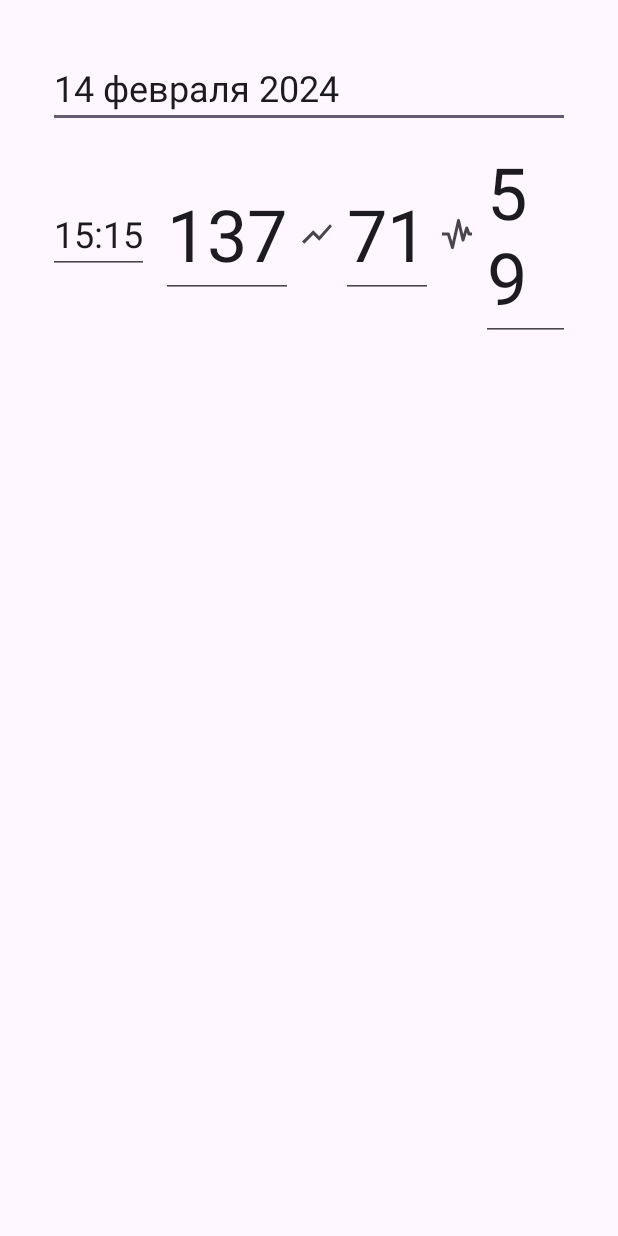
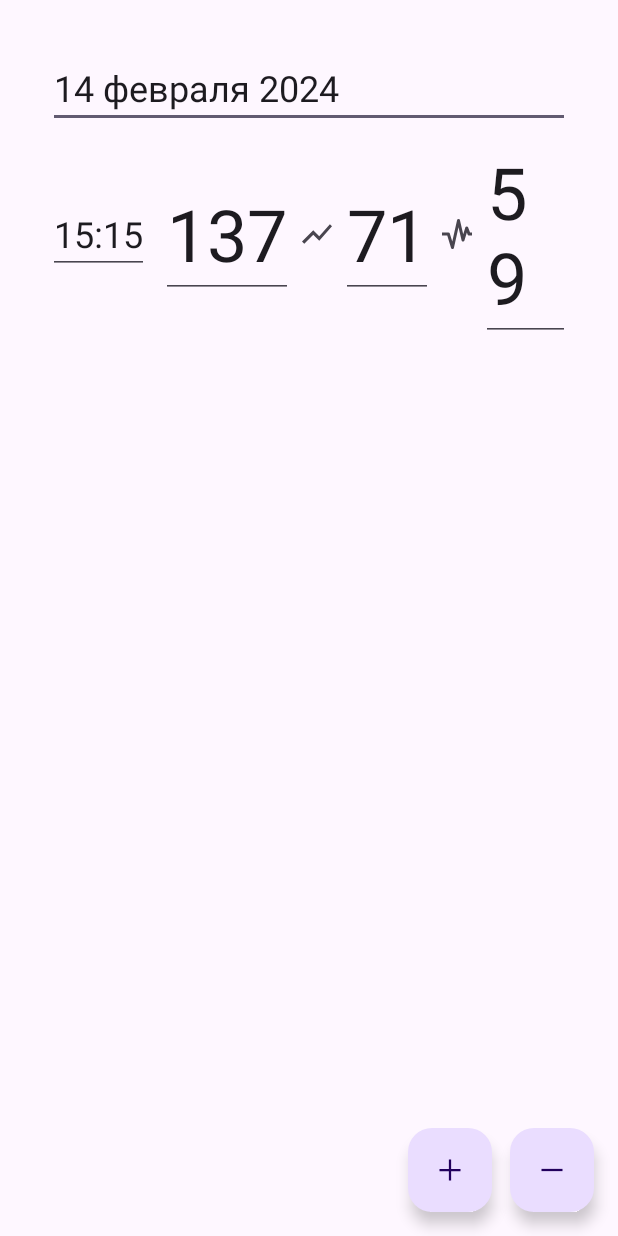
Before and after one commit to anatoliykichuk/cardio-log, an Android app: the layout fragment_cardio_log.xml on its own in the app's theme, with its tools: preview values and no code run, on a phone screen of 412 x 824 dp. Run offline under Robolectric (Android 15) with nearby library versions, the phone set to English and light mode, and no system bars.

Commit message:
Меню перенесено во фрагмент

```diff
--- a/app/src/main/java/com/anatoliykichuk/cardiolog/domain/CardioLog.kt
+++ b/app/src/main/java/com/anatoliykichuk/cardiolog/domain/CardioLog.kt
@@ -1,12 +1,14 @@
 package com.anatoliykichuk.cardiolog.domain
 
-import java.util.Date
+import java.time.LocalDate
+import java.util.UUID
 
 data class CardioLog(
-    val date: Date,
     val diastolicPressure: Int,
     val systolicPressure: Int,
     val pulse: Int,
+    val date: LocalDate = LocalDate.now(),
+    private val id: UUID = UUID.randomUUID()
 ) {
 
 }
--- a/app/src/main/res/layout/fragment_cardio_log.xml
+++ b/app/src/main/res/layout/fragment_cardio_log.xml
@@ -1,5 +1,6 @@
 <?xml version="1.0" encoding="utf-8"?>
-<androidx.core.widget.NestedScrollView xmlns:android="http://schemas.android.com/apk/res/android"
+<FrameLayout
+    xmlns:android="http://schemas.android.com/apk/res/android"
     xmlns:app="http://schemas.android.com/apk/res-auto"
     xmlns:tools="http://schemas.android.com/tools"
     android:layout_width="match_parent"
@@ -26,4 +27,22 @@
 
     </androidx.constraintlayout.widget.ConstraintLayout>
 
-</androidx.core.widget.NestedScrollView>
+    <com.google.android.material.floatingactionbutton.FloatingActionButton
+        android:id="@+id/add_record_fab_"
+        android:layout_width="wrap_content"
+        android:layout_height="wrap_content"
+        android:layout_gravity="bottom|end"
+        android:layout_marginEnd="@dimen/fab_margin_end"
+        android:layout_marginBottom="@dimen/fab_margin_common"
+        app:srcCompat="@drawable/ic_add_record" />
+
+    <com.google.android.material.floatingactionbutton.FloatingActionButton
+        android:id="@+id/remove_record_fab_"
+        android:layout_width="wrap_content"
+        android:layout_height="wrap_content"
+        android:layout_gravity="bottom|end"
+        android:layout_marginEnd="@dimen/fab_margin_common"
+        android:layout_marginBottom="@dimen/fab_margin_common"
+        app:srcCompat="@drawable/ic_remove_record" />
+
+</FrameLayout>
```
Also changed, not shown: app/src/main/java/com/anatoliykichuk/cardiolog/ui/CardioLogFragment.kt (+15 -0 lines), app/src/main/java/com/anatoliykichuk/cardiolog/ui/MainActivity.kt (+0 -14 lines), app/src/main/res/layout/activity_main.xml (+0 -18 lines).
